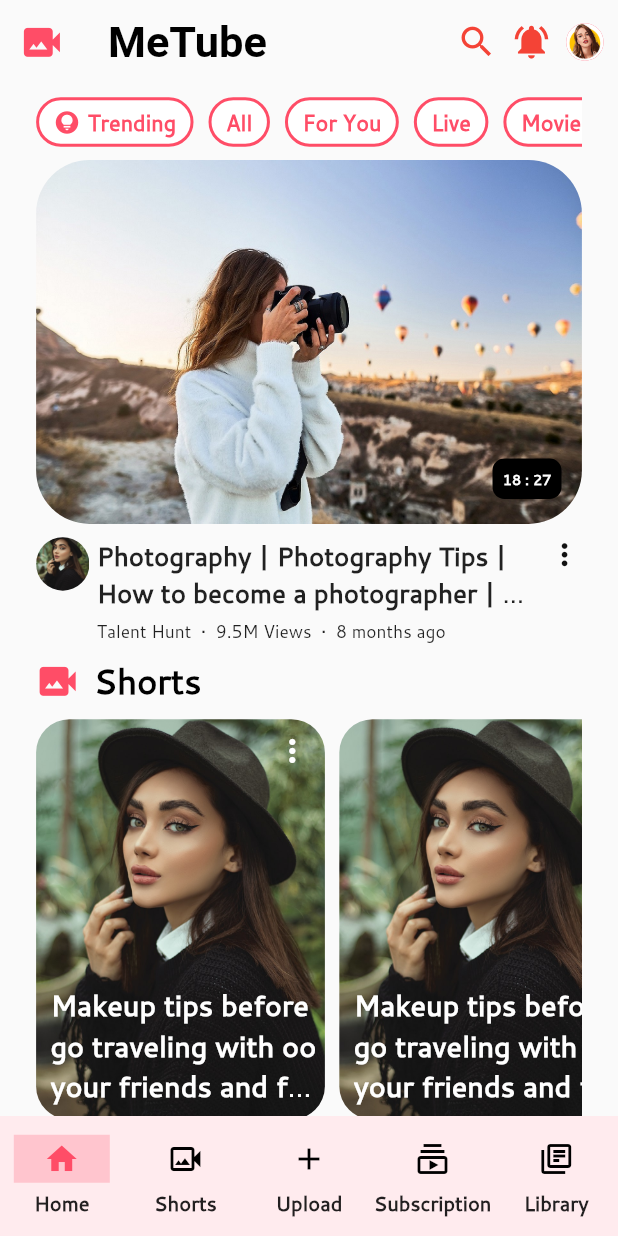
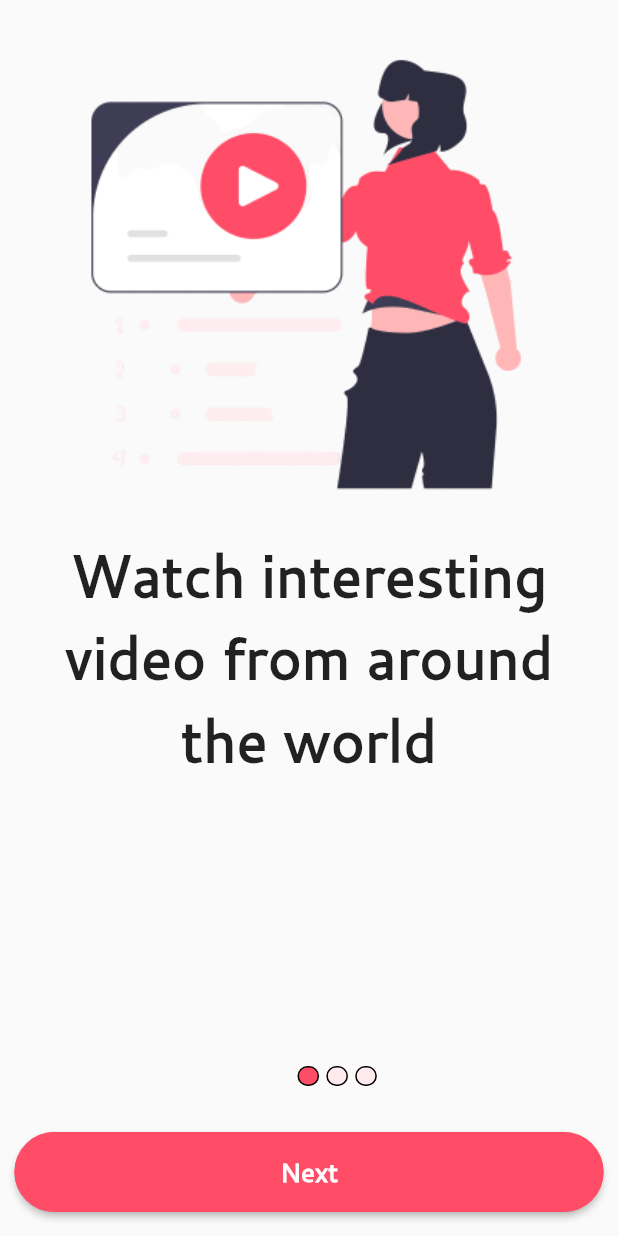
Before and after one commit to NasShihab/metube, a Flutter app: the screen it shows after launch, on a phone screen of 412 x 824 dp. Run offline on Flutter 3.47's test engine with Material 2 defaults, Android fonts, the light colour scheme and no system bars; our stand-ins replace flutter_riverpod, flutter_screenutil, fluttertoast, pin_code_fields.

Commit message:
onBoarding Screen Updated

```diff
--- a/lib/dashboard/homepage/home_page_widget.dart
+++ b/lib/dashboard/homepage/home_page_widget.dart
@@ -1,23 +1,28 @@
 import 'package:flutter/material.dart';
 import 'package:flutter_screenutil/flutter_screenutil.dart';
+import 'package:fluttertoast/fluttertoast.dart';
 import 'package:metube/dashboard/homepage/more_option_widget.dart';
-
-import '../../z_reusable_widget/appbar_custom.dart';
 import '../../z_reusable_widget/colors_custom.dart';
 import '../../z_reusable_widget/height_weight.dart';
 import '../../z_reusable_widget/text_custom.dart';
 
-AppBar homePage(BuildContext context) => customAppBar(
-      context,
-      leadIcon: Icons.video_camera_back,
-      iconColor: myPinkAccent,
-      iconSize: 30,
-      titleSize: 30,
-      appBarTitle: 'MeTube',
-      actionBarIcons: Row(
+AppBar homePage(BuildContext context) => AppBar(
+      title: Text(
+        'MeTube',
+        style: TextStyle(
+          fontSize: 30.sp,
+          fontWeight: FontWeight.bold,
+        ),
+      ),
+      leading: Icon(
+        Icons.video_camera_back,
+        size: 30.sp,
+      ),
+      actions: [
+        Row(
           children: [
             GestureDetector(
-            onTap: (){
+              onTap: () {
                 Navigator.pushNamed(context, '/search_page');
               },
               child: Icon(
@@ -36,14 +41,24 @@ AppBar homePage(BuildContext context) => customAppBar(
               ),
             ),
             width10(),
-          CircleAvatar(
+            GestureDetector(
+              onTap: () {
+                Fluttertoast.showToast(
+                    msg: 'Profile',
+                    backgroundColor: myPinkAccent,
+                    fontSize: 40.sp,
+                    gravity: ToastGravity.CENTER);
+              },
+              child: CircleAvatar(
                 backgroundColor: myPinkAccent,
                 radius: 14.r,
                 backgroundImage: const AssetImage('assets/images/profile2.png'),
               ),
+            ),
             width10(),
           ],
         ),
+      ],
     );
 
 Widget homeCategory(BuildContext context) => SingleChildScrollView(
@@ -129,7 +144,7 @@ Column customFeed(BuildContext context) => Column(
             ),
             width5(),
             GestureDetector(
-              onTap: (){
+                onTap: () {
                   moreOption(context);
                 },
                 child: Icon(
--- a/lib/start_screen/first_screen.dart
+++ b/lib/onboarding/first_screen.dart
@@ -31,7 +31,7 @@ class FirstScreen extends StatelessWidget {
       floatingActionButtonLocation: FloatingActionButtonLocation.centerFloat,
       floatingActionButton: GestureDetector(
         onTap: (){
-          Navigator.pushNamed(context, '/second_screen');
+          Navigator.pushNamed(context, '/onboard_page');
         },
         child: Image(
           height: 70.h,
--- /dev/null
+++ b/lib/onboarding/starter_screens/onboard_page.dart
@@ -0,0 +1,81 @@
+import 'package:flutter/material.dart';
+import 'package:flutter_riverpod/flutter_riverpod.dart';
+import 'package:flutter_screenutil/flutter_screenutil.dart';
+import 'package:metube/z_reusable_widget/buttons_custom.dart';
+import 'package:metube/z_reusable_widget/colors_custom.dart';
+import 'onboard_page_provider.dart';
+
+final onBoardingNotifier = StateNotifierProvider<OnBoardProvider, int>(
+  (ref) => OnBoardProvider(),
+);
+
+class Onboard_Page extends ConsumerWidget {
+  Onboard_Page({Key? key}) : super(key: key);
+
+  @override
+  Widget build(BuildContext context, WidgetRef ref) {
+    int selectedItem = ref.watch(onBoardingNotifier);
+
+    return Scaffold(
+      body: SafeArea(
+        child: Stack(
+          children: [
+            Column(
+              children: [
+                Image(
+                  height: 400.h,
+                  image: AssetImage(onBoardingInfo[selectedItem].image),
+                ),
+                Padding(
+                  padding: EdgeInsets.symmetric(horizontal: 24.w),
+                  child: Text(
+                    onBoardingInfo[selectedItem].text,
+                    style: TextStyle(
+                      fontSize: 40.sp,
+                      fontWeight: FontWeight.bold,
+                    ),
+                    textAlign: TextAlign.center,
+                  ),
+                ),
+              ],
+            ),
+            Positioned(
+              bottom: 100,
+              left: MediaQuery.of(context).size.width * .5.w,
+              child: Wrap(
+                spacing: 5.w,
+                children: List.generate(
+                  onBoardingInfo.length,
+                  (index) => GestureDetector(
+                    onTap: () {
+                      ref.read(onBoardingNotifier.notifier).onChangeItem(index);
+                    },
+                    child: Container(
+                      height: 15.h,
+                      width: 15.w,
+                      decoration: BoxDecoration(
+                          color: selectedItem == index ? myPinkAccent : myGrey,
+                          border: Border.all(color: Colors.black),
+                          borderRadius: BorderRadius.circular(25.r)),
+                    ),
+                  ),
+                ),
+              ),
+            ),
+          ],
+        ),
+      ),
+      floatingActionButtonLocation: FloatingActionButtonLocation.centerFloat,
+      floatingActionButton: customButton(
+          title: onBoardingInfo[selectedItem].text2,
+          onPressed: () {
+            // Navigator.pushNamed(context, '/third_screen');
+            if (selectedItem != onBoardingInfo.length - 1) {
+              ref.read(onBoardingNotifier.notifier).onNextItem(selectedItem);
+            } else {
+              Navigator.pushNamed(context, '/welcome');
+            }
+          }),
+    );
+  }
+}
--- /dev/null
+++ b/lib/onboarding/starter_screens/onboard_page_provider.dart
@@ -0,0 +1,32 @@
+import 'package:flutter_riverpod/flutter_riverpod.dart';
+
+import 'onboard_page_model.dart';
+
+class OnBoardProvider extends StateNotifier<int>{
+  OnBoardProvider() : super(0);
+
+  void onChangeItem(index){
+    state = index;
+  }
+  void onNextItem(index){
+    state++;
+  }
+}
+
+List<OnboardItems> onBoardingInfo = [
+  OnboardItems(
+    'assets/images/second_screen.png',
+    'Watch interesting video from around the world',
+    'Next'
+  ),
+  OnboardItems(
+    'assets/images/third_screen.png',
+    'Watch interesting video easily from your smartphone',
+    'Next'
+  ),
+  OnboardItems(
+    'assets/images/fourth_screen.png',
+    'Let\s explore video the world with MeTube now',
+    'Get Started'
+  ),
+];
--- a/lib/z_reusable_widget/routes.dart
+++ b/lib/z_reusable_widget/routes.dart
@@ -13,18 +13,16 @@ import '../auth/fingerprint.dart';
 import '../dashboard/homepage/home_page.dart';
 import '../dashboard/search_bar/listening/listening_page.dart';
 import '../dashboard/trending/trending.dart';
-import '../start_screen/fourth_screen.dart';
-import '../start_screen/second_screen.dart';
-import '../start_screen/third_screen.dart';
-import '../start_screen/welcome.dart';
+import '../onboarding/first_screen.dart';
+import '../onboarding/starter_screens/onboard_page.dart';
+import '../auth/welcome.dart';
 
 var myRoutes = <String, WidgetBuilder>{
-  '/': (context) => const Dashboard(),
+  '/': (context) =>  Onboard_Page(),
   '/dashboard': (context) => const Dashboard(),
-  '/second_screen': (context) => const SecondScreen(),
-  '/third_screen': (context) => const ThirdScreen(),
-  '/fourth_screen': (context) => const FourthScreen(),
   '/welcome': (context) => const Welcome(),
+  '/firstScreen': (context) => const FirstScreen(),
+  '/onboard_page': (context) =>  Onboard_Page(),
   '/login': (context) => const Login(),
   '/sign_up': (context) => const SignUp(),
   '/fill_profile': (context) => const FillProfile(),
```
Also changed, not shown: lib/auth/create_new_password.dart (+10 -10 lines), lib/auth/fingerprint.dart (+10 -2 lines), lib/auth/login.dart (+4 -12 lines), lib/auth/sign_up.dart (+3 -13 lines), lib/auth/welcome.dart (added, +99 -0 lines), lib/onboarding/starter_screens/onboard_page_model.dart (added, +11 -0 lines), lib/start_screen/fourth_screen.dart (deleted, +0 -23 lines), lib/start_screen/second_screen.dart (deleted, +0 -21 lines), lib/start_screen/third_screen.dart (deleted, +0 -21 lines), lib/start_screen/welcome.dart (deleted, +0 -110 lines), pubspec.yaml (+7 -0 lines), assets/images/fourth_screen.png, assets/images/second_screen.png, assets/images/third_screen.png, 1 more files, 26 other files. Lines whose indentation alone changed are shown as unchanged.
